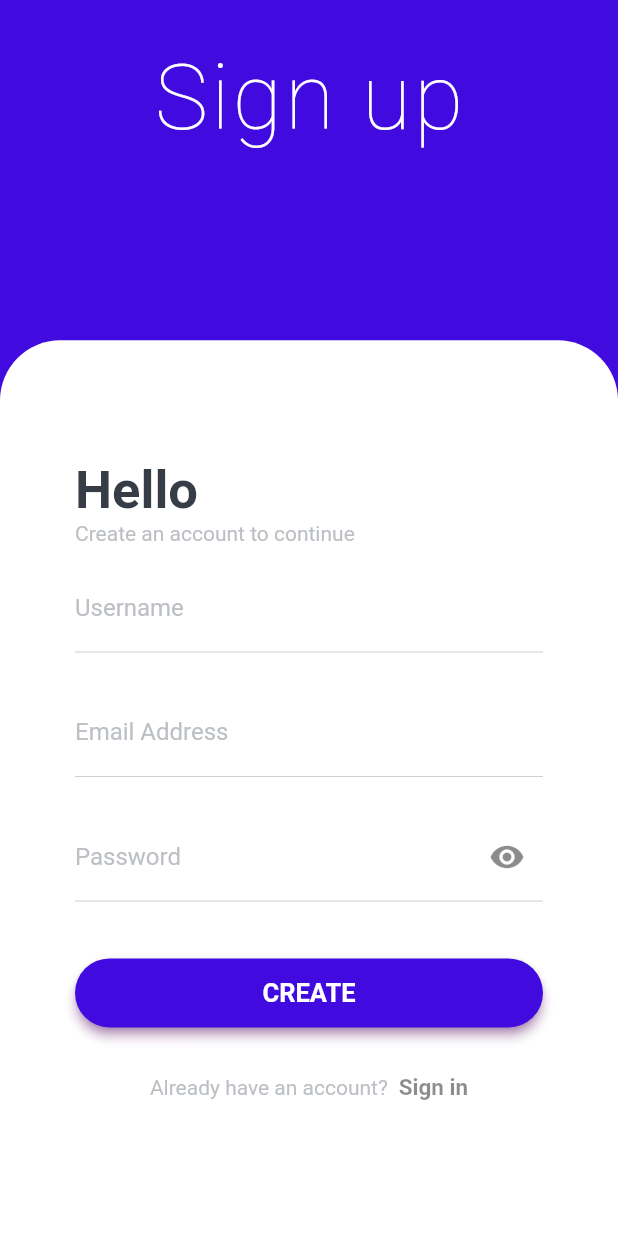
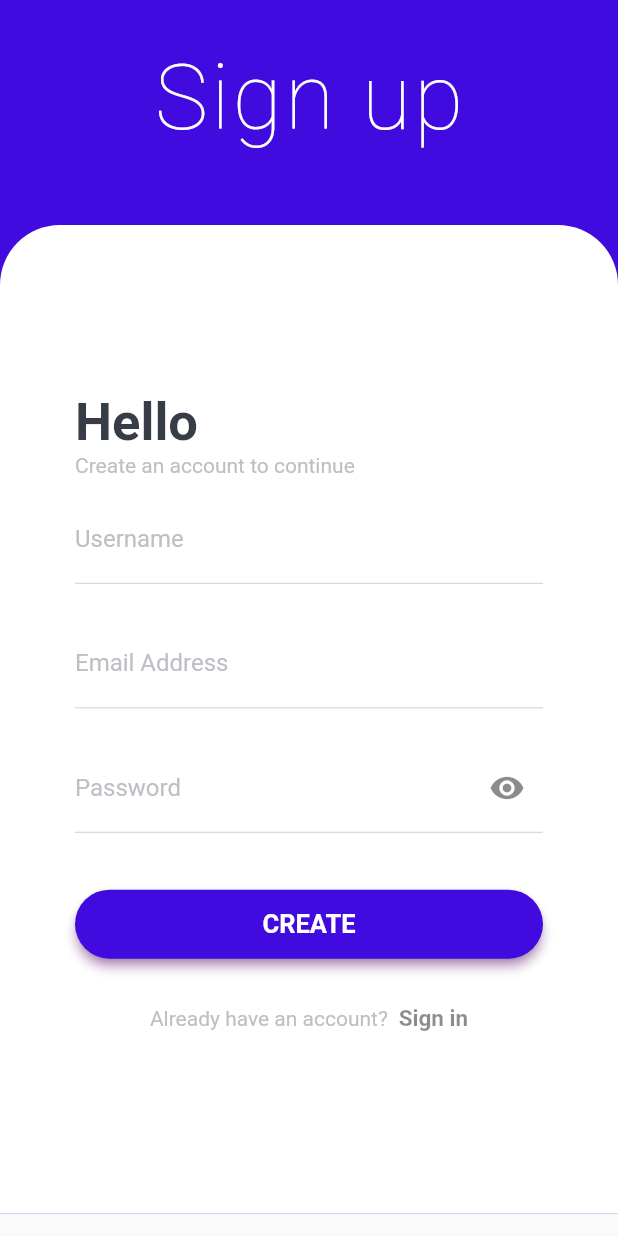
Before and after one commit to Eli010/CodiGo-Car-ui, a Flutter app: the screen it shows after launch, after a tap on "GET STARTED", on a phone screen of 412 x 824 dp. Run offline on Flutter 3.47's test engine with Material 2 defaults, Android fonts, the phone set to English and light mode, and no system bars; network calls fail.

Commit message:
final desing

```diff
--- a/lib/pages/login_page.dart
+++ b/lib/pages/login_page.dart
@@ -12,11 +12,12 @@ class LoginPage extends StatelessWidget {
         width: double.infinity,
         color: const Color(0xff410ADF),
         child: SafeArea(
+          child: SingleChildScrollView(
             child: Column(
               mainAxisAlignment: MainAxisAlignment.spaceBetween,
               children: [
                 Container(
-                margin: const EdgeInsets.only(top: 30),
+                  margin: const EdgeInsets.only(top: 30, bottom: 50),
                   child: const Text(
                     "Sign up",
                     style: TextStyle(
@@ -28,7 +29,8 @@ class LoginPage extends StatelessWidget {
                 ),
                 Container(
                   width: double.infinity,
-                height: MediaQuery.of(context).size.height / 1.38,
+                  height: MediaQuery.of(context).size.height * 0.8,
+                  // height: double.infinity,
                   decoration: const BoxDecoration(
                     color: Colors.white,
                     borderRadius: BorderRadius.only(
@@ -104,6 +106,7 @@ class LoginPage extends StatelessWidget {
             ),
           ),
         ),
+      ),
     );
   }
 }
```
Lines whose indentation alone changed are shown as unchanged.
